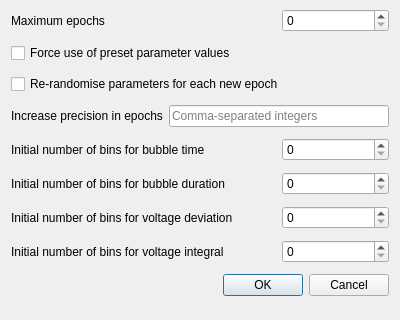
Before: the Qt Designer form src/gui/wavegendatadialog.ui in CompEphys-team/rtdo, drawn with Qt 5; both pictures show x 0 to 400 and y 143 to 463 of the 400 by 463 pixel window.
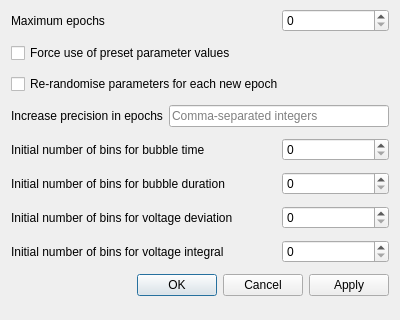
After: the same form once the commit is applied.

Commit message: Added an apply button to the WavegenData dialog

The edit to the form file:
```diff
--- a/src/gui/wavegendatadialog.ui
+++ b/src/gui/wavegendatadialog.ui
@@ -174,7 +174,7 @@
       <enum>Qt::Horizontal</enum>
      </property>
      <property name="standardButtons">
-      <set>QDialogButtonBox::Cancel|QDialogButtonBox::Ok</set>
+      <set>QDialogButtonBox::Apply|QDialogButtonBox::Cancel|QDialogButtonBox::Ok</set>
      </property>
     </widget>
    </item>
```
The commit also changes 2 other files.
